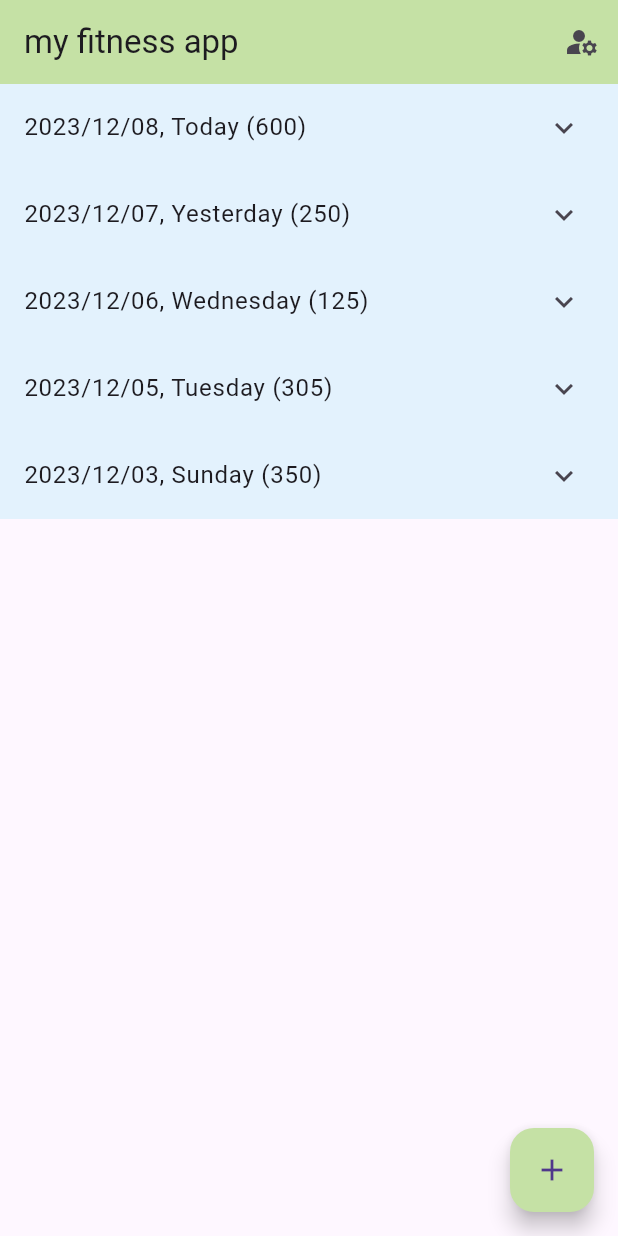
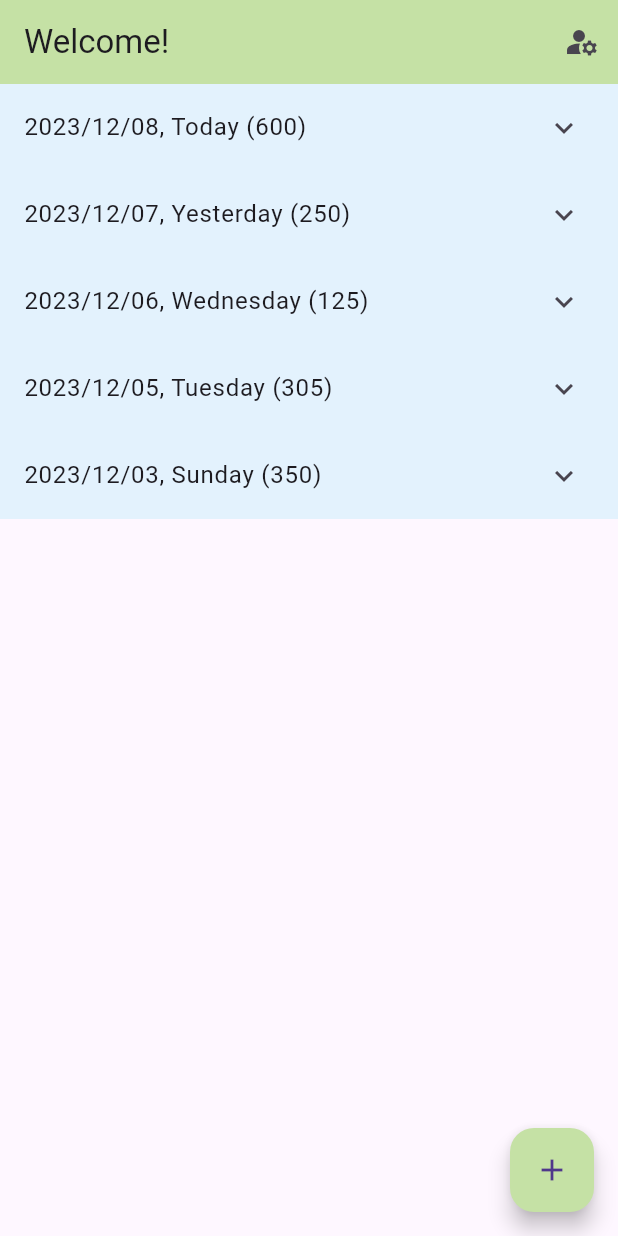
Before and after one commit to Cimorexave/my_fitness_app, a Flutter app: the screen it shows after launch, on a phone screen of 412 x 824 dp. Run offline on Flutter 3.47's test engine with Material 3 defaults, Android fonts, the phone set to English and light mode, and no system bars; our stand-ins replace hive, hive_flutter; accounts and stored records are empty.

Commit message:
user welcome msg

```diff
--- a/lib/pages/home.dart
+++ b/lib/pages/home.dart
@@ -2,6 +2,7 @@ import 'package:flutter/material.dart';
 // import 'package:hive/hive.dart';
 // import 'package:intl/intl.dart';
 import 'package:hive_flutter/adapters.dart';
+import 'package:my_fitness_app/model/profile.dart';
 import 'package:my_fitness_app/model/record.dart';
 import 'package:my_fitness_app/utils/utils.dart';
 import 'package:my_fitness_app/widgets/profile.home.dart';
@@ -11,10 +12,13 @@ class HomePage extends StatelessWidget {
 
   @override
   Widget build(BuildContext context) {
+    Box<Profile> profileBox = Hive.box('profileBox');
+    Profile? userProfile = profileBox.get('user');
     return Scaffold(
       appBar: AppBar(
         backgroundColor: Colors.lightGreen[200],
-        title: const Text('my fitness app'),
+        title: Text(
+            userProfile != null ? 'Hey, ${userProfile.name}.' : 'Welcome!'),
         actions: [
           IconButton(
             icon: const Icon(Icons.manage_accounts),
```
